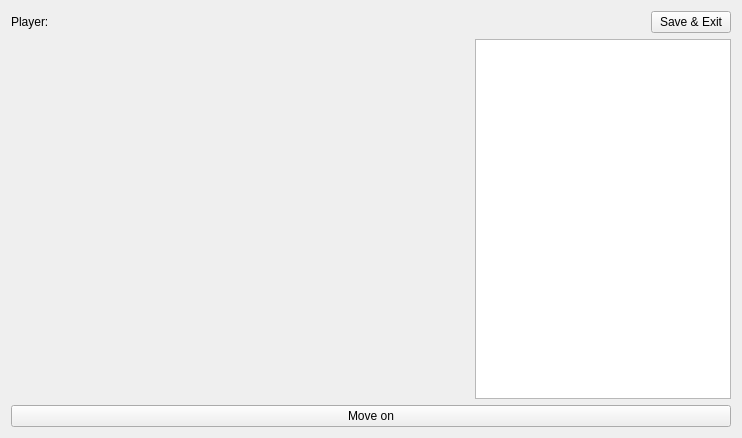
Old version of the form matchwindow.ui in the repository sorge13248/skyrimqt.
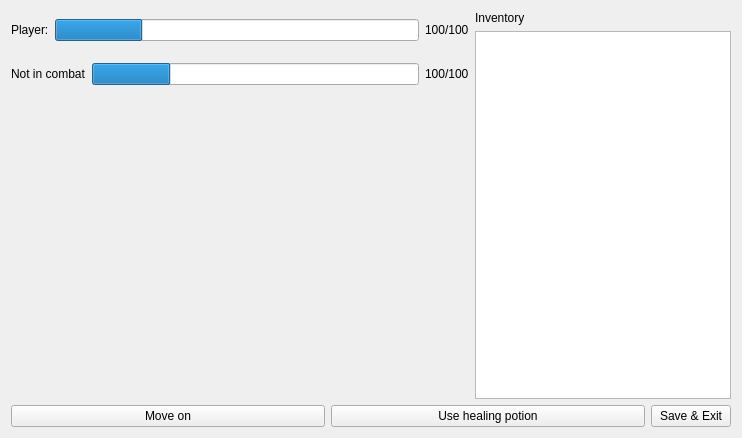
New version of the form. Icons and pictures are not drawn.

Commit message: Can attack, be attacked, level up, shows health bar for both player and enemy, player can die. Still can't use inventory and healing potions. Scene doesn't work either.

```diff
--- a/matchwindow.ui
+++ b/matchwindow.ui
@@ -14,18 +14,11 @@
    <string>Game running - Skyrim</string>
   </property>
   <layout class="QGridLayout" name="gridLayout">
-   <item row="2" column="0">
-    <layout class="QHBoxLayout" name="horizontalLayout_3">
-     <item>
-      <widget class="QPushButton" name="dyamicButton">
-       <property name="text">
-        <string>Move on</string>
-       </property>
-      </widget>
-     </item>
-    </layout>
-   </item>
    <item row="0" column="0">
+    <layout class="QVBoxLayout" name="verticalLayout_2">
+     <item>
+      <layout class="QHBoxLayout" name="horizontalLayout_2">
+       <item>
     <layout class="QVBoxLayout" name="verticalLayout">
      <item>
       <layout class="QHBoxLayout" name="horizontalLayout">
@@ -37,42 +30,92 @@
         </widget>
        </item>
        <item>
-        <spacer name="horizontalSpacer">
-         <property name="orientation">
-          <enum>Qt::Horizontal</enum>
-         </property>
-         <property name="sizeHint" stdset="0">
-          <size>
-           <width>40</width>
-           <height>20</height>
-          </size>
-         </property>
-        </spacer>
+            <widget class="QProgressBar" name="playerHealthBar">
+             <property name="value">
+              <number>24</number>
+             </property>
+             <property name="textVisible">
+              <bool>false</bool>
+             </property>
+             <property name="format">
+              <string>%p</string>
+             </property>
+            </widget>
        </item>
        <item>
-        <widget class="QPushButton" name="saveAndExitButton">
+            <widget class="QLabel" name="playerHealth">
          <property name="text">
-          <string>Save &amp;&amp; Exit</string>
+              <string>100/100</string>
          </property>
         </widget>
        </item>
       </layout>
      </item>
-    </layout>
-   </item>
-   <item row="1" column="0">
-    <layout class="QHBoxLayout" name="horizontalLayout_2">
+         <item>
+          <layout class="QHBoxLayout" name="enemyLayout">
+           <item>
+            <widget class="QLabel" name="enemyName">
+             <property name="text">
+              <string>Not in combat</string>
+             </property>
+            </widget>
+           </item>
+           <item>
+            <widget class="QProgressBar" name="enemyHealthBar">
+             <property name="value">
+              <number>24</number>
+             </property>
+             <property name="textVisible">
+              <bool>false</bool>
+             </property>
+             <property name="format">
+              <string>%p</string>
+             </property>
+            </widget>
+           </item>
+           <item>
+            <widget class="QLabel" name="enemyHealth">
+             <property name="text">
+              <string>100/100</string>
+             </property>
+            </widget>
+           </item>
+          </layout>
+         </item>
      <item>
       <widget class="QLabel" name="sceneLabel">
        <property name="sizePolicy">
-        <sizepolicy hsizetype="Expanding" vsizetype="Preferred">
+            <sizepolicy hsizetype="Expanding" vsizetype="Expanding">
          <horstretch>0</horstretch>
          <verstretch>0</verstretch>
         </sizepolicy>
        </property>
+           <property name="maximumSize">
+            <size>
+             <width>600</width>
+             <height>300</height>
+            </size>
+           </property>
        <property name="text">
         <string/>
        </property>
+           <property name="pixmap">
+            <pixmap resource="image.qrc">:/levels/images/1.jpeg</pixmap>
+           </property>
+           <property name="alignment">
+            <set>Qt::AlignCenter</set>
+           </property>
+          </widget>
+         </item>
+        </layout>
+       </item>
+       <item>
+        <layout class="QVBoxLayout" name="verticalLayout_4" stretch="0,0">
+         <item>
+          <widget class="QLabel" name="label">
+           <property name="text">
+            <string>Inventory</string>
+           </property>
       </widget>
      </item>
      <item>
@@ -83,12 +126,67 @@
          <verstretch>0</verstretch>
         </sizepolicy>
        </property>
+           <property name="minimumSize">
+            <size>
+             <width>200</width>
+             <height>0</height>
+            </size>
+           </property>
       </widget>
      </item>
     </layout>
    </item>
   </layout>
- </widget>
- <resources/>
+     </item>
+     <item>
+      <layout class="QHBoxLayout" name="horizontalLayout_3">
+       <item>
+        <widget class="QPushButton" name="dyamicButton">
+         <property name="sizePolicy">
+          <sizepolicy hsizetype="MinimumExpanding" vsizetype="Fixed">
+           <horstretch>0</horstretch>
+           <verstretch>0</verstretch>
+          </sizepolicy>
+         </property>
+         <property name="text">
+          <string>Move on</string>
+         </property>
+        </widget>
+       </item>
+       <item>
+        <widget class="QPushButton" name="healButton">
+         <property name="sizePolicy">
+          <sizepolicy hsizetype="MinimumExpanding" vsizetype="Fixed">
+           <horstretch>0</horstretch>
+           <verstretch>0</verstretch>
+          </sizepolicy>
+         </property>
+         <property name="text">
+          <string>Use healing potion</string>
+         </property>
+        </widget>
+       </item>
+       <item>
+        <widget class="QPushButton" name="saveAndExitButton">
+         <property name="sizePolicy">
+          <sizepolicy hsizetype="Minimum" vsizetype="Fixed">
+           <horstretch>0</horstretch>
+           <verstretch>0</verstretch>
+          </sizepolicy>
+         </property>
+         <property name="text">
+          <string>Save &amp;&amp; Exit</string>
+         </property>
+        </widget>
+       </item>
+      </layout>
+     </item>
+    </layout>
+   </item>
+  </layout>
+ </widget>
+ <resources>
+  <include location="image.qrc"/>
+ </resources>
  <connections/>
 </ui>
```
Lines whose indentation alone changed are shown as unchanged. The commit also changes 18 other files.
